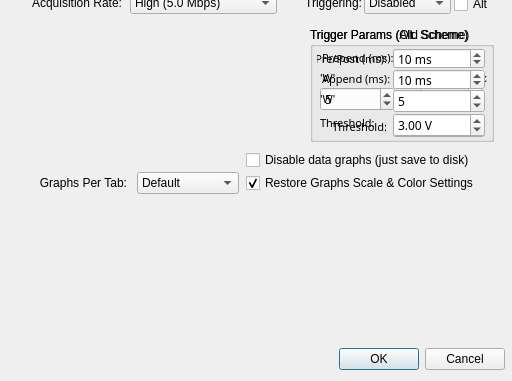
Qt form Bug_ConfigDialog.ui (acorver/SpikeGL) before a commit; both pictures show x 0 to 512 and y 181 to 562 of the 512 by 562 pixel window.
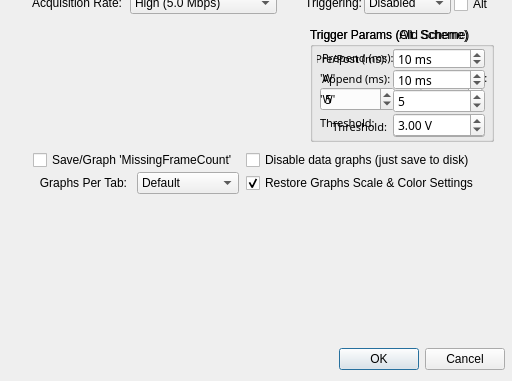
The same form after that commit. Icons and pictures are not drawn.

Commit message: added virtual channel for missing frame counter

Diff of the .ui file:
```diff
--- a/Bug_ConfigDialog.ui
+++ b/Bug_ConfigDialog.ui
@@ -1186,6 +1186,25 @@
     </property>
    </widget>
   </widget>
+  <widget class="QCheckBox" name="graphMissing">
+   <property name="geometry">
+    <rect>
+     <x>33</x>
+     <y>330</y>
+     <width>204</width>
+     <height>22</height>
+    </rect>
+   </property>
+   <property name="toolTip">
+    <string>&lt;html&gt;&lt;head/&gt;&lt;body&gt;&lt;p&gt;If checked, the 'missing frame count' parameter reported by the USB telemetry system is graphed on-screen, with possible values of 0-&amp;gt;40 scaled over 0-&amp;gt;32767 in the data.&lt;/p&gt;&lt;/body&gt;&lt;/html&gt;</string>
+   </property>
+   <property name="layoutDirection">
+    <enum>Qt::LeftToRight</enum>
+   </property>
+   <property name="text">
+    <string>Save/Graph 'MissingFrameCount'</string>
+   </property>
+  </widget>
  </widget>
  <tabstops>
   <tabstop>outputFileLE</tabstop>
```
The commit also changes 8 other files.
